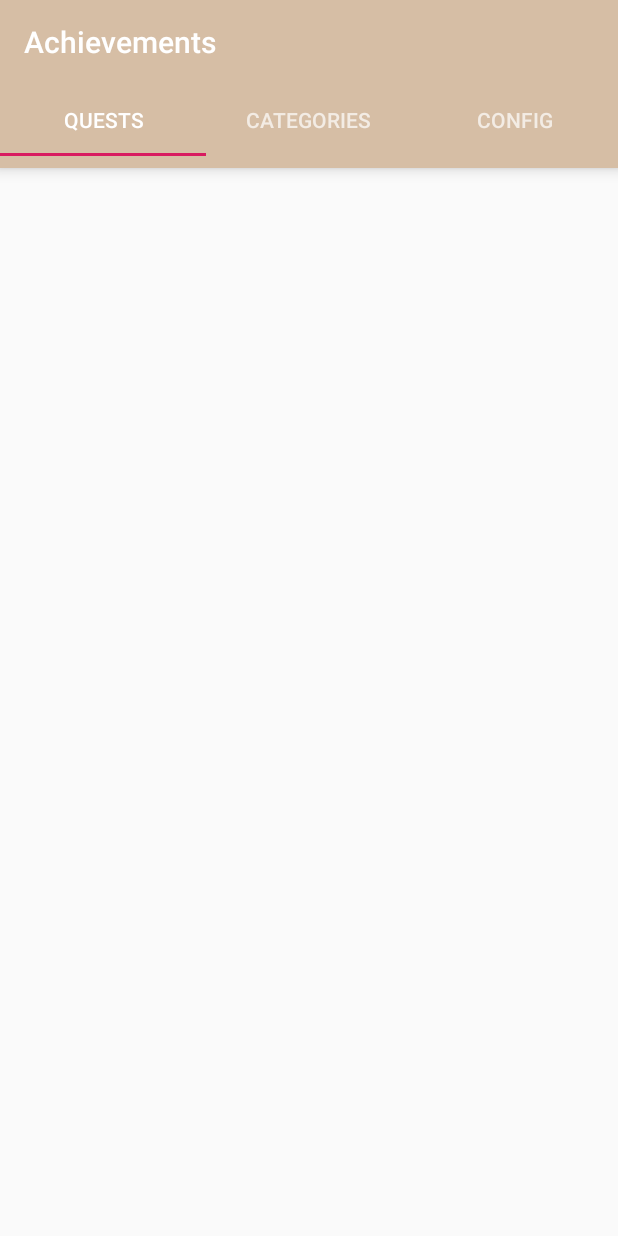
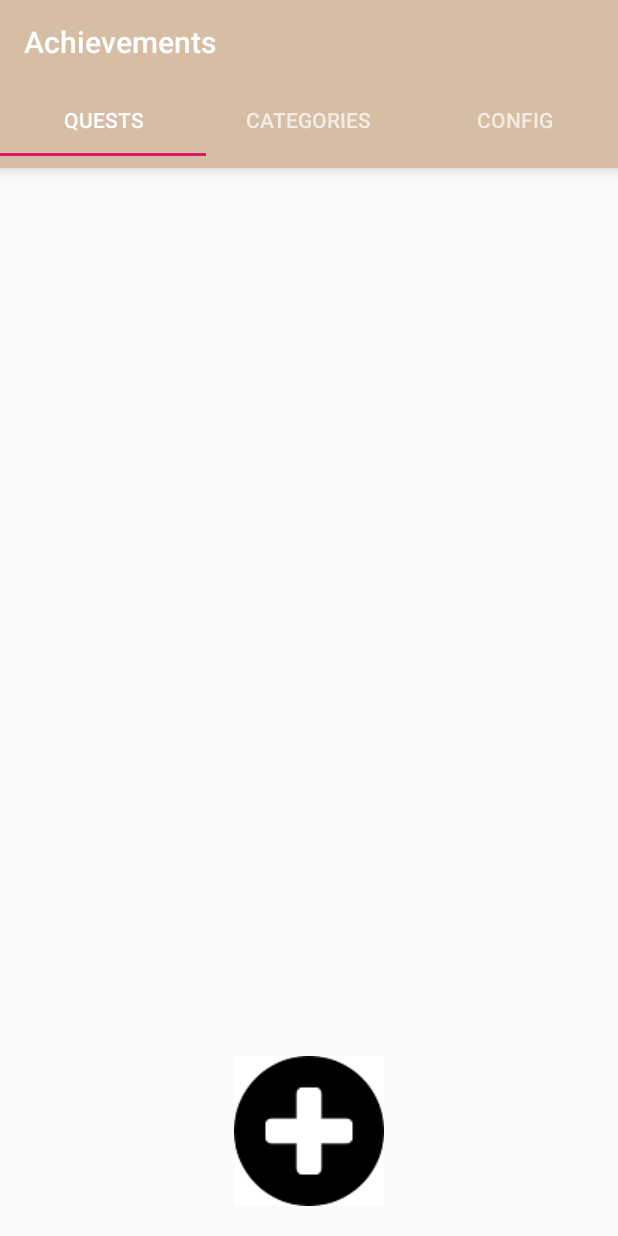
Before and after one commit to stanislau93/achievements_app, an Android app: the screen it shows after launch (MainActivity), on a phone screen of 412 x 824 dp. Run offline under Robolectric (Android 15) with nearby library versions, the phone set to English and light mode, and no system bars; our stand-ins replace Room's generated code; libraries missing offline, so code that uses them is left out: android.arch.persistence; 2 statements that could not run were skipped.

Commit message:
started implementing tab for quests

```diff
--- a/app/src/main/java/com/example/achievements/data/AppDatabase.java
+++ b/app/src/main/java/com/example/achievements/data/AppDatabase.java
@@ -19,11 +19,10 @@ public abstract class AppDatabase extends RoomDatabase {
     @SuppressWarnings("WeakerAccess")
     public abstract CategoryDao category();
 
-    private static final Category[] PREPOPULATE_DATA = {
-            new Category() {{title="cat1"; experience=500; experienceRequired=1000; color="#BB3333"; level=3;}},
-            new Category() {{title="cat2"; experience=700; experienceRequired=1000; color="#44AA22"; level=10;}},
-            new Category() {{title="cat3"; experience=300; experienceRequired=1000; color="#3344BB"; level=5;}}
-    };
+    /**
+     * @return The DAO for the `quests` table.
+     */
+    public abstract QuestDao quest();
 
     /**
      * @param context The context.
--- a/app/src/main/java/com/example/achievements/fragments/FragmentTabCategories.java
+++ b/app/src/main/java/com/example/achievements/fragments/FragmentTabCategories.java
@@ -44,9 +44,6 @@ public class FragmentTabCategories extends Fragment {
         );
 
         initializeFields();
-
-        insertFixtureDataset();
-
         loadCategoryList();
 
         return fragment_view;
@@ -59,22 +56,6 @@ public class FragmentTabCategories extends Fragment {
         recyclerView = fragment_view.findViewById(R.id.rec_view_categories);
         recyclerView.setHasFixedSize(true);
         layoutManager = new LinearLayoutManager(activity);
-    }
-
-    /*TODO - remove*/
-    private void insertFixtureDataset()
-    {
-        Category[] testDataset = {
-                new Category() {{title="cat1"; experience=500; experienceRequired=1000; color="#BB3333"; level=3;}},
-                new Category() {{title="cat2"; experience=700; experienceRequired=1000; color="#44AA22"; level=10;}},
-                new Category() {{title="cat3"; experience=300; experienceRequired=1000; color="#3344BB"; level=5;}}
-        };
-
-        Cursor cc = db.category().selectAll();
-
-        if (!cc.moveToNext()) {
-            db.category().insertMany(testDataset);
-        }
     }
 
     protected ArrayList<Category> getCategoriesDataset()
--- a/app/src/main/java/com/example/achievements/fragments/FragmentTabQuests.java
+++ b/app/src/main/java/com/example/achievements/fragments/FragmentTabQuests.java
@@ -1,6 +1,52 @@
 package com.example.achievements.fragments;
 
+import android.app.Activity;
+import android.database.Cursor;
+import android.os.Bundle;
+import android.support.annotation.NonNull;
+import android.support.annotation.Nullable;
 import android.support.v4.app.Fragment;
+import android.view.LayoutInflater;
+import android.view.View;
+import android.view.ViewGroup;
+
+import com.example.achievements.R;
+import com.example.achievements.data.AppDatabase;
+import com.example.achievements.data.Category;
+import com.example.achievements.data.Quest;
+
+import java.util.Date;
 
 public class FragmentTabQuests extends Fragment {
+    View fragment_view;
+    private AppDatabase db;
+    private Activity activity;
+
+    @Nullable
+    @Override
+    public View onCreateView(@NonNull LayoutInflater inflater, @Nullable ViewGroup container, @Nullable Bundle savedInstanceState) {
+        fragment_view = inflater.inflate(R.layout.fragment_tab_quests, null);
+        activity = getActivity();
+
+        db = AppDatabase.getInstance(activity);
+        insertFixtureDataset();
+
+        return fragment_view;
+    }
+
+    /*TODO - remove*/
+    private void insertFixtureDataset()
+    {
+        Quest[] test_dataset = {
+                new Quest() {{ title="quest1"; description="easy"; difficulty=0; status=0; reward="pony"; deadline=(new Date());categoryID=1;}},
+                new Quest() {{ title="quest2"; description="normal"; difficulty=1; status=1; reward="wendy"; deadline=(new Date());categoryID=2;}},
+                new Quest() {{ title="quest3"; description="hard"; difficulty=2; status=2; reward="candy"; deadline=(new Date());categoryID=3;}}
+        };
+
+        Cursor qq = db.quest().selectAll();
+
+        if (!qq.moveToNext()) {
+            db.quest().insertMany(test_dataset);
+        }
+    }
 }
--- a/app/src/main/res/layout/category_item_layout.xml
+++ b/app/src/main/res/layout/category_item_layout.xml
@@ -1,4 +1,5 @@
 <?xml version="1.0" encoding="utf-8"?>
+<!--Defines the layout of the single element in a recycler view-->
 <LinearLayout
     xmlns:android="http://schemas.android.com/apk/res/android"
     android:layout_height="wrap_content"
--- /dev/null
+++ b/app/src/main/res/layout/fragment_tab_quests.xml
@@ -0,0 +1,42 @@
+<?xml version="1.0" encoding="utf-8"?>
+<RelativeLayout xmlns:android="http://schemas.android.com/apk/res/android"
+    android:layout_width="match_parent"
+    android:layout_height="match_parent"
+    android:id="@+id/main_screen">
+
+    <android.support.v7.widget.RecyclerView
+        android:layout_width="match_parent"
+        android:layout_height="wrap_content"
+        android:id="@+id/rec_view_quests_1"
+        android:scrollbars="vertical"
+        android:layout_marginTop="10dp"
+        android:layout_alignParentTop="true"
+        android:layout_toLeftOf="@+id/rec_view_quests_2"
+        android:layout_above="@+id/createQuest"
+        android:layout_marginBottom="10dp">
+
+    </android.support.v7.widget.RecyclerView>
+
+    <android.support.v7.widget.RecyclerView
+        android:layout_width="match_parent"
+        android:layout_height="wrap_content"
+        android:id="@+id/rec_view_quests_2"
+        android:scrollbars="vertical"
+        android:layout_marginTop="10dp"
+        android:layout_alignParentTop="true"
+        android:layout_above="@+id/createQuest"
+        android:layout_marginBottom="10dp">
+
+    </android.support.v7.widget.RecyclerView>
+
+    <ImageButton
+        android:layout_width="100dp"
+        android:layout_height="100dp"
+        android:src="@drawable/plus"
+        android:layout_alignParentBottom="true"
+        android:layout_centerInParent="true"
+        android:layout_marginBottom="20dp"
+        android:id="@+id/createQuest"
+        android:onClick="createQuest"/>
+
+</RelativeLayout>
```
Also changed, not shown: app/src/main/res/layout/quest_item_layout.xml (added, +26 -0 lines).
